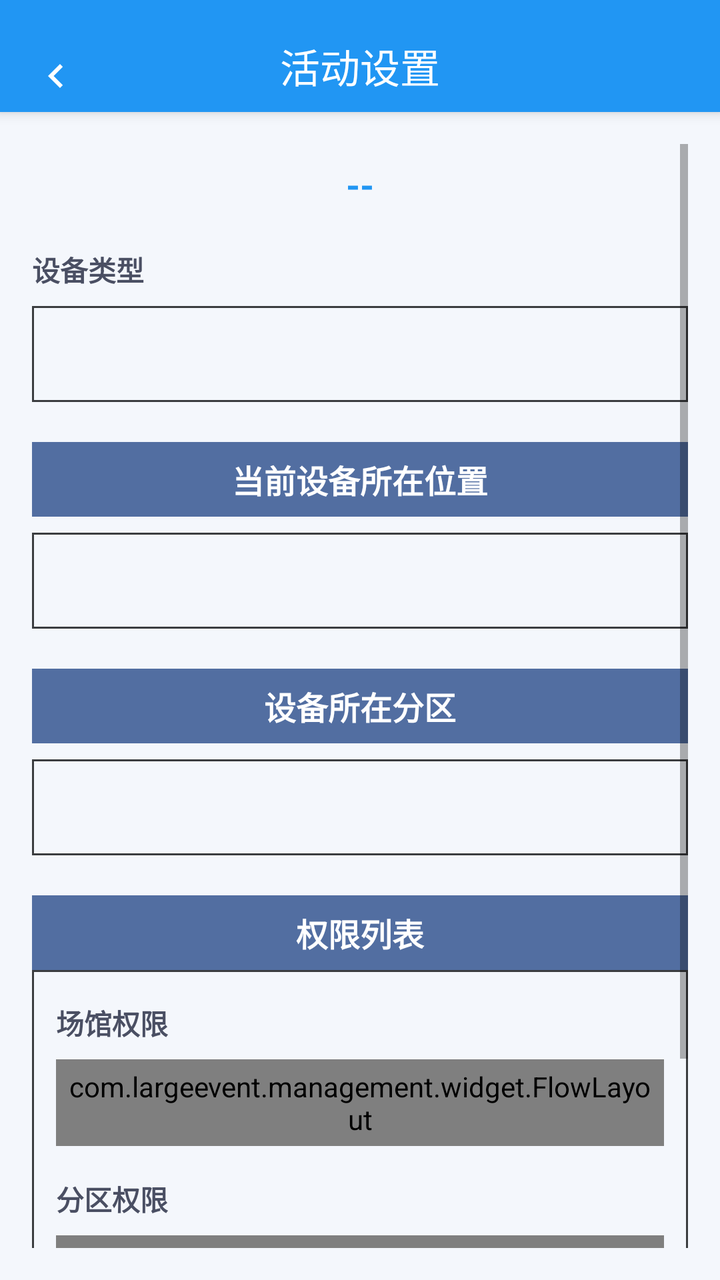
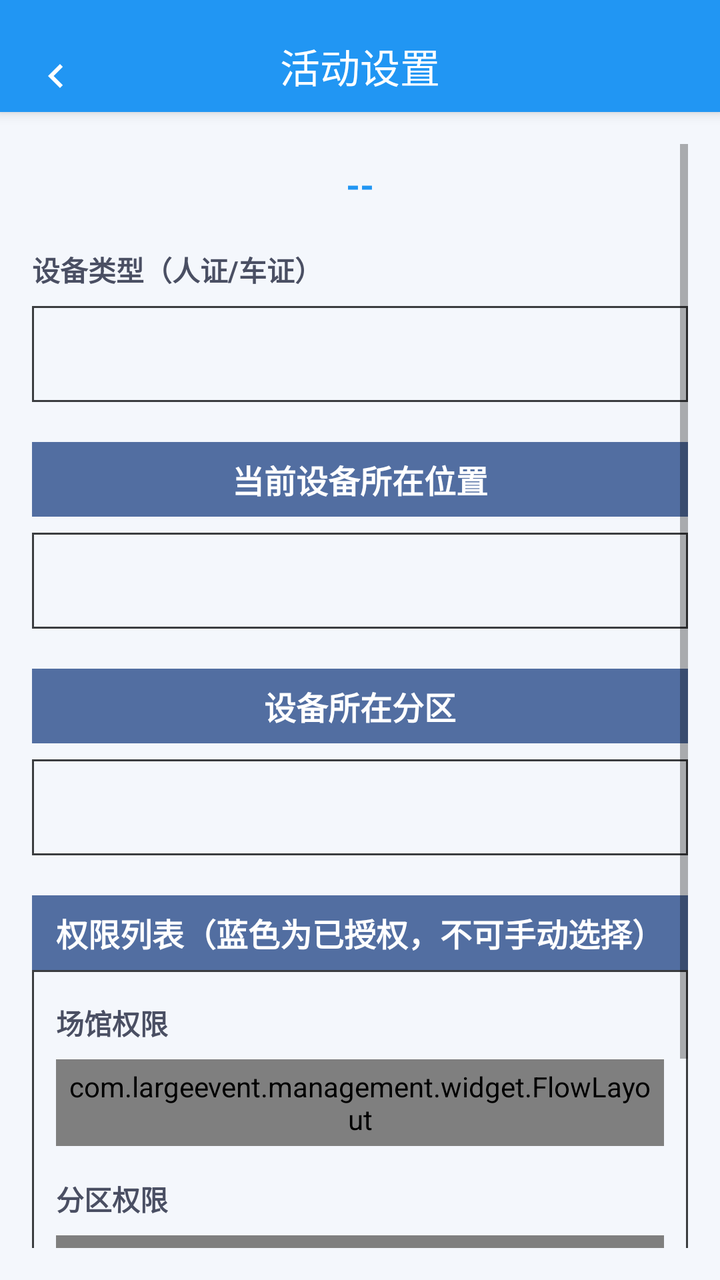

Two renders of the same Android screen: before a commit and after it. Below are the layout's source before the change and the commit's diff.
<!-- AndroidManifest.xml: application theme Theme.largeeventdigitalassistant -->
<!-- res/layout/activity_event_settings.xml -->
<?xml version="1.0" encoding="utf-8"?>
<LinearLayout xmlns:android="http://schemas.android.com/apk/res/android"
    xmlns:app="http://schemas.android.com/apk/res-auto"
    android:layout_width="match_parent"
    android:layout_height="match_parent"
    android:background="#F4F7FC"
    android:orientation="vertical">

    
    <com.google.android.material.appbar.MaterialToolbar
        android:id="@+id/toolbar"
        android:layout_width="match_parent"
        android:layout_height="56dp"
        android:background="@color/primary_blue"
        android:elevation="4dp"
        android:paddingTop="10dp"
        app:navigationIcon="@drawable/ic_back_simple"
        app:title="活动设置"
        app:titleCentered="true"
        app:titleTextAppearance="@style/TextAppearance.AppCompat.Title"
        app:titleTextColor="@color/white" />

    <ScrollView
        android:layout_width="match_parent"
        android:layout_height="match_parent"
        android:padding="16dp">

        <LinearLayout
            android:layout_width="match_parent"
            android:layout_height="wrap_content"
            android:orientation="vertical">

            
            <TextView
                android:id="@+id/tv_event_name"
                android:layout_width="match_parent"
                android:layout_height="wrap_content"
                android:gravity="center"
                android:padding="8dp"
                android:text="--"
                android:textColor="@color/primary_blue"
                android:textSize="18sp"
                android:textStyle="bold" />

            <TextView
                android:visibility="gone"
                android:layout_width="match_parent"
                android:layout_height="wrap_content"
                android:background="@color/primary_gre"
                android:gravity="center"
                android:padding="12dp"
                android:text="场次列表"
                android:textColor="@color/white"
                android:textSize="16sp"
                android:textStyle="bold" />

            <com.largeevent.management.widget.FlowLayout
                android:visibility="gone"
                android:id="@+id/container_sessions"
                android:layout_width="match_parent"
                android:layout_height="wrap_content"
                android:layout_marginTop="12dp"
                android:padding="4dp" />

            <TextView
                android:visibility="gone"
                android:layout_width="match_parent"
                android:layout_height="wrap_content"
                android:layout_marginTop="16dp"
                android:text="子活动（单位）"
                android:textColor="#4A4F63"
                android:textSize="14sp"
                android:textStyle="bold" />

            <Spinner
                android:id="@+id/spinner_sub_unit"
                android:visibility="gone"
                android:layout_width="match_parent"
                android:layout_height="48dp"
                android:layout_marginTop="8dp"
                android:background="@drawable/bg_outline_button2"
                android:paddingLeft="12dp"
                android:paddingRight="12dp" />

            <LinearLayout
                android:visibility="gone"
                android:layout_width="match_parent"
                android:layout_height="wrap_content"
                android:layout_marginTop="16dp"
                android:gravity="center_vertical"
                android:orientation="horizontal">

                <TextView
                    android:layout_width="0dp"
                    android:layout_height="wrap_content"
                    android:layout_weight="1"
                    android:text="启用证件激活校验"
                    android:textColor="#4A4F63"
                    android:textSize="14sp" />

                <androidx.appcompat.widget.SwitchCompat
                    android:id="@+id/switch_activation_check"
                    android:layout_width="wrap_content"
                    android:layout_height="wrap_content" />
            </LinearLayout>

            <TextView
                android:layout_width="match_parent"
                android:layout_height="wrap_content"
                android:layout_marginTop="12dp"
                android:text="设备类型"
                android:textColor="#4A4F63"
                android:textSize="14sp"
                android:textStyle="bold" />

            <Spinner
                android:id="@+id/spinner_eqp_type"
                android:layout_width="match_parent"
                android:layout_height="48dp"
                android:layout_marginTop="8dp"
                android:background="@drawable/bg_outline_button2"
                android:paddingLeft="12dp"
                android:paddingRight="12dp" />

            <TextView
                android:visibility="visible"
                android:layout_width="match_parent"
                android:layout_height="wrap_content"
                android:layout_marginTop="20dp"
                android:background="#526EA1"
                android:gravity="center"
                android:padding="7dp"
                android:text="当前设备所在位置"
                android:textColor="@color/white"
                android:textSize="16sp"
                android:textStyle="bold" />

            <Spinner
                android:id="@+id/spinner_location"
                android:layout_width="match_parent"
                android:layout_height="48dp"
                android:layout_marginTop="8dp"
                android:background="@drawable/bg_outline_button2"
                android:paddingLeft="12dp"
                android:paddingRight="12dp" />

            <TextView
                android:visibility="visible"
                android:layout_width="match_parent"
                android:layout_height="wrap_content"
                android:layout_marginTop="20dp"
                android:background="#526EA1"
                android:gravity="center"
                android:padding="7dp"
                android:text="设备所在分区"
                android:textColor="@color/white"
                android:textSize="16sp"
                android:textStyle="bold" />

            <Spinner
                android:id="@+id/spinner_zone"
                android:layout_width="match_parent"
                android:layout_height="48dp"
                android:layout_marginTop="8dp"
                android:background="@drawable/bg_outline_button2"
                android:paddingLeft="12dp"
                android:paddingRight="12dp" />

            <TextView
                android:layout_width="match_parent"
                android:layout_height="wrap_content"
                android:layout_marginTop="20dp"
                android:background="#526EA1"
                android:gravity="center"
                android:padding="7dp"
                android:text="权限列表"
                android:textColor="@color/white"
                android:textSize="16sp"
                android:textStyle="bold" />
            <LinearLayout
                android:layout_width="match_parent"
                android:layout_height="wrap_content"
                android:background="@drawable/bg_outline_button2"
                android:orientation="vertical"
                android:padding="12dp">

                <TextView
                    android:layout_width="wrap_content"
                    android:layout_height="wrap_content"
                    android:layout_marginTop="4dp"
                    android:text="场馆权限"
                    android:textColor="#4A4F63"
                    android:textSize="14sp"
                    android:textStyle="bold" />

                <com.largeevent.management.widget.FlowLayout
                    android:id="@+id/container_venue_permissions"
                    android:layout_width="match_parent"
                    android:layout_height="wrap_content"
                    android:layout_marginTop="8dp"
                    android:padding="4dp" />

                <TextView
                    android:layout_width="wrap_content"
                    android:layout_height="wrap_content"
                    android:layout_marginTop="16dp"
                    android:text="分区权限"
                    android:textColor="#4A4F63"
                    android:textSize="14sp"
                    android:textStyle="bold" />

                <com.largeevent.management.widget.FlowLayout
                    android:id="@+id/container_partition_permissions"
                    android:layout_width="match_parent"
                    android:layout_height="wrap_content"
                    android:layout_marginTop="8dp"
                    android:padding="4dp" />

                <TextView
                    android:layout_width="wrap_content"
                    android:layout_height="wrap_content"
                    android:layout_marginTop="16dp"
                    android:text="区域权限"
                    android:textColor="#4A4F63"
                    android:textSize="14sp"
                    android:textStyle="bold" />

                <com.largeevent.management.widget.FlowLayout
                    android:id="@+id/container_cert_zone_permissions"
                    android:layout_width="match_parent"
                    android:layout_height="wrap_content"
                    android:layout_marginTop="8dp"
                    android:padding="4dp" />
            </LinearLayout>



            <androidx.appcompat.widget.AppCompatButton
                android:visibility="gone"
                android:id="@+id/btn_sync_data"
                android:layout_width="match_parent"
                android:layout_height="48dp"
                android:layout_marginTop="12dp"
                android:background="@drawable/bg_button_primary"
                android:text="同步数据"
                android:textColor="@android:color/white"
                android:textSize="16sp" />

            <TextView
                android:id="@+id/tv_sync_status"
                android:layout_width="match_parent"
                android:layout_height="wrap_content"
                android:layout_marginTop="12dp"
                android:background="#F4F7FC"
                android:gravity="center"
                android:padding="8dp"
                android:text="尚未同步数据"
                android:textColor="#9AA0B5"
                android:textSize="12sp"
                android:visibility="gone" />

            <LinearLayout
                android:id="@+id/layout_sync_details"
                android:layout_width="match_parent"
                android:layout_height="wrap_content"
                android:layout_marginTop="12dp"
                android:gravity="center"
                android:orientation="horizontal"
                android:visibility="gone">

                <TextView
                    android:id="@+id/tv_person_total"
                    android:layout_width="0dp"
                    android:layout_height="wrap_content"
                    android:layout_weight="1"
                    android:text="人证：0条"
                    android:textColor="@color/primary_blue"
                    android:textSize="14sp" />

                <TextView
                    android:id="@+id/tv_vehicle_total"
                    android:layout_width="0dp"
                    android:layout_height="wrap_content"
                    android:layout_weight="1"
                    android:gravity="end"
                    android:text="车证：0条"
                    android:textColor="@color/primary_blue"
                    android:textSize="14sp" />
            </LinearLayout>

            <androidx.appcompat.widget.AppCompatButton
                android:id="@+id/btn_view_data_detail"
                android:layout_width="match_parent"
                android:layout_height="48dp"
                android:layout_marginTop="16dp"
                android:background="@drawable/bg_button_primary"
                android:drawableStart="@drawable/ic_camera_blue"
                android:drawablePadding="8dp"
                android:text="查看数据详情"
                android:textColor="@android:color/white"
                android:visibility="gone" />
        </LinearLayout>
    </ScrollView>
</LinearLayout>
<!-- resources referenced by this layout -->
<resources>
  <color name="primary_blue">#2196F3</color>
  <color name="primary_gre">#5F68A6</color>
  <color name="white">#FFFFFFFF</color>
  <!-- drawable bg_button_primary (drawable) -->
  <?xml version="1.0" encoding="utf-8"?>
  <shape xmlns:android="http://schemas.android.com/apk/res/android"
      android:shape="rectangle">
      <solid android:color="@color/primary_blue" />
      <corners android:radius="6dp" />
      <padding
          android:left="24dp"
          android:top="12dp"
          android:right="24dp"
          android:bottom="12dp" />
  </shape>
  <!-- drawable bg_outline_button2 (drawable) -->
  <?xml version="1.0" encoding="utf-8"?>
  <shape xmlns:android="http://schemas.android.com/apk/res/android"
      android:shape="rectangle">
      <solid android:color="@android:color/transparent" />
      <corners android:radius="0dp" />
      <stroke
          android:width="1dp"
          android:color="#3B3D40" />
      <padding
          android:left="8dp"
          android:top="5dp"
          android:right="8dp"
          android:bottom="5dp" />
  </shape>
  <!-- drawable ic_back_simple (drawable) -->
  <?xml version="1.0" encoding="utf-8"?>
  <vector xmlns:android="http://schemas.android.com/apk/res/android"
      android:width="24dp"
      android:height="24dp"
      android:viewportWidth="24"
      android:viewportHeight="24">
      <path
          android:fillColor="@android:color/white"
          android:pathData="M15.41,7.41L14,6l-6,6 6,6 1.41,-1.41L10.83,12z" />
  </vector>
  <!-- drawable ic_camera_blue (drawable) -->
  <?xml version="1.0" encoding="utf-8"?>
  <vector xmlns:android="http://schemas.android.com/apk/res/android"
      android:width="24dp"
      android:height="24dp"
      android:viewportWidth="24"
      android:viewportHeight="24">
      <path
          android:fillColor="#2196F3"
          android:pathData="M9,2L7.17,4H4c-1.1,0 -2,0.9 -2,2v12c0,1.1 0.9,2 2,2h16c1.1,0 2,-0.9 2,-2V6c0,-1.1 -0.9,-2 -2,-2h-3.17L15,2H9zm3,5c2.76,0 5,2.24 5,5s-2.24,5 -5,5 -5,-2.24 -5,-5 2.24,-5 5,-5zm0,2c-1.66,0 -3,1.34 -3,3s1.34,3 3,3 3,-1.34 3,-3 -1.34,-3 -3,-3z" />
  </vector>
  <style name="Theme.largeeventdigitalassistant" parent="Theme.MaterialComponents.DayNight.NoActionBar">
          
          <item name="colorPrimary">@color/purple_500</item>
          <item name="colorPrimaryVariant">@color/purple_700</item>
          <item name="colorOnPrimary">@color/white</item>
          
          <item name="colorSecondary">@color/teal_200</item>
          <item name="colorSecondaryVariant">@color/teal_700</item>
          <item name="colorOnSecondary">@color/black</item>
          
          <item name="android:statusBarColor">@android:color/transparent</item>
          <item name="android:windowTranslucentStatus">true</item>
          <item name="windowActionBar">false</item>
          <item name="windowNoTitle">true</item>
          
      </style>
  <color name="purple_500">#FF6200EE</color>
  <color name="purple_700">#FF3700B3</color>
  <color name="teal_200">#FF03DAC5</color>
  <color name="teal_700">#FF018786</color>
  <color name="black">#FF000000</color>
</resources>

<!-- the commit's change to res/layout/activity_event_settings.xml (unified diff, before → after) -->
@@ -108,7 +108,7 @@
                 android:layout_width="match_parent"
                 android:layout_height="wrap_content"
                 android:layout_marginTop="12dp"
-                android:text="设备类型"
+                android:text="设备类型（人证/车证）"
                 android:textColor="#4A4F63"
                 android:textSize="14sp"
                 android:textStyle="bold" />
@@ -173,7 +173,7 @@
                 android:background="#526EA1"
                 android:gravity="center"
                 android:padding="7dp"
-                android:text="权限列表"
+                android:text="权限列表（蓝色为已授权，不可手动选择）"
                 android:textColor="@color/white"
                 android:textSize="16sp"
                 android:textStyle="bold" />
